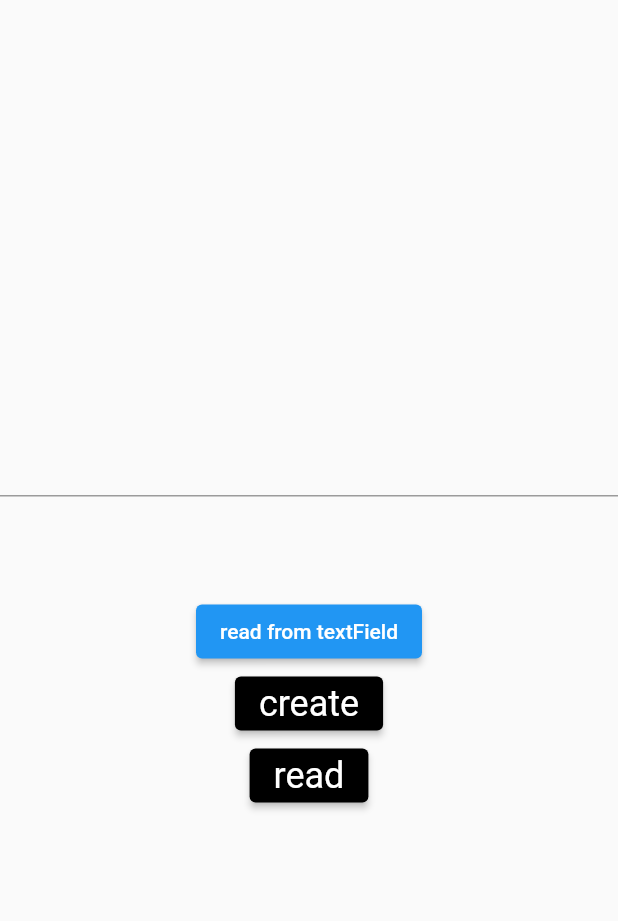
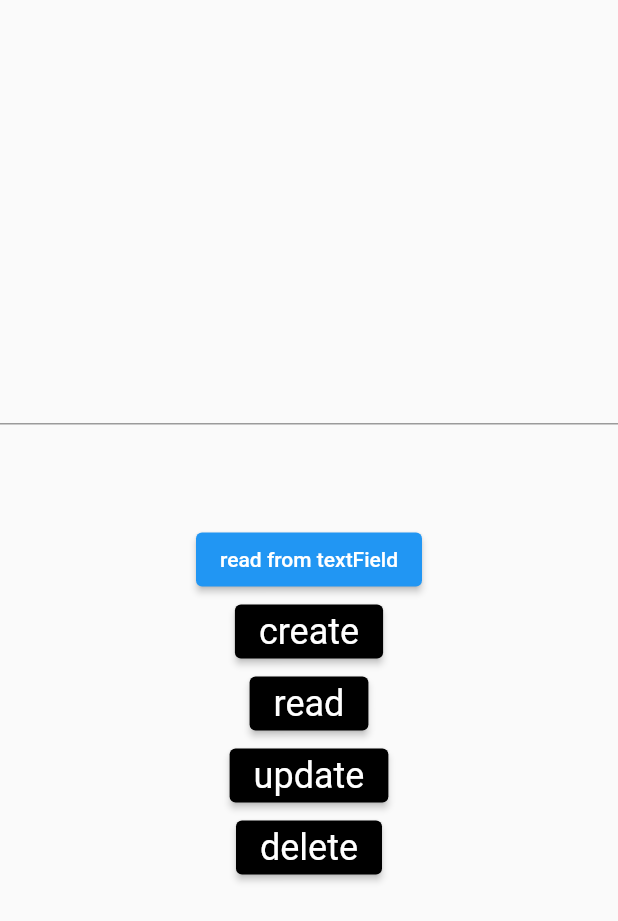
Before and after one commit to mehrdadmoradi001/Note-Hive, a Flutter app: the screen it shows after launch, on a phone screen of 412 x 824 dp. Shown: the top 921 px of the screen. Run offline on Flutter 3.47's test engine with Material 2 defaults, Android fonts, the phone set to English and light mode, and no system bars; our stand-ins replace hive_flutter; accounts and stored records are empty.

Commit message:
update & delete information

```diff
--- a/lib/screens/home_screen.dart
+++ b/lib/screens/home_screen.dart
@@ -63,6 +63,26 @@ class _HomeScreenState extends State<HomeScreen> {
                 textStyle: TextStyle(fontSize: 24),
               ),
             ),
+            ElevatedButton(
+              onPressed: () {
+                box.put(1 , 'ZiZi');
+              },
+              child: Text('update'),
+              style: ElevatedButton.styleFrom(
+                backgroundColor: Colors.black,
+                textStyle: TextStyle(fontSize: 24),
+              ),
+            ),
+            ElevatedButton(
+              onPressed: () {
+                box.delete(1);
+              },
+              child: Text('delete'),
+              style: ElevatedButton.styleFrom(
+                backgroundColor: Colors.black,
+                textStyle: TextStyle(fontSize: 24),
+              ),
+            ),
           ],
         ),
       ),
```
